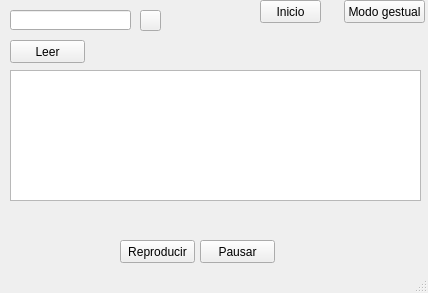
Before: the Qt Designer form UIVoz.ui in agustin123gd/escuela, drawn with Qt 5.
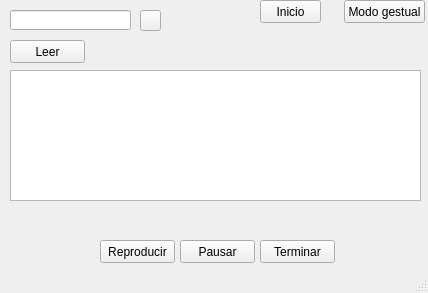
After: the same form once the commit is applied. Icons and pictures are not drawn.

Diff of the .ui file:
```diff
--- a/UIVoz.ui
+++ b/UIVoz.ui
@@ -93,7 +93,7 @@
    <widget class="QPushButton" name="btnPausar">
     <property name="geometry">
      <rect>
-      <x>200</x>
+      <x>180</x>
       <y>240</y>
       <width>75</width>
       <height>23</height>
@@ -106,7 +106,7 @@
    <widget class="QPushButton" name="btnReproducir">
     <property name="geometry">
      <rect>
-      <x>120</x>
+      <x>100</x>
       <y>240</y>
       <width>75</width>
       <height>23</height>
@@ -116,6 +116,19 @@
      <string>Reproducir</string>
     </property>
    </widget>
+   <widget class="QPushButton" name="btnTerminar">
+    <property name="geometry">
+     <rect>
+      <x>260</x>
+      <y>240</y>
+      <width>75</width>
+      <height>23</height>
+     </rect>
+    </property>
+    <property name="text">
+     <string>Terminar</string>
+    </property>
+   </widget>
   </widget>
   <widget class="QStatusBar" name="statusbar"/>
  </widget>
```
